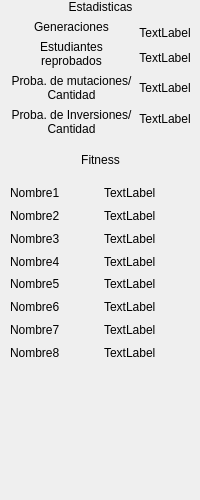
Above: stats.ui from AndreyZartty/TECvsZombies before the change. Below: the same form after it.
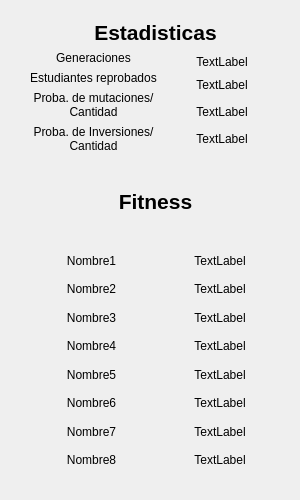
That is the form after the change.

Diff of the .ui file:
```diff
--- a/stats.ui
+++ b/stats.ui
@@ -6,7 +6,7 @@
    <rect>
     <x>0</x>
     <y>0</y>
-    <width>200</width>
+    <width>300</width>
     <height>500</height>
    </rect>
   </property>
@@ -18,20 +18,20 @@
   </property>
   <property name="maximumSize">
    <size>
-    <width>200</width>
+    <width>300</width>
     <height>500</height>
    </size>
   </property>
   <property name="windowTitle">
    <string>Dialog</string>
   </property>
-  <widget class="QWidget" name="">
+  <widget class="QWidget" name="layoutWidget">
    <property name="geometry">
     <rect>
-     <x>10</x>
-     <y>0</y>
-     <width>181</width>
-     <height>361</height>
+     <x>30</x>
+     <y>20</y>
+     <width>251</width>
+     <height>451</height>
     </rect>
    </property>
    <layout class="QVBoxLayout" name="verticalLayout_7">
@@ -41,6 +41,13 @@
        <layout class="QVBoxLayout" name="verticalLayout_3">
         <item>
          <widget class="QLabel" name="label">
+          <property name="font">
+           <font>
+            <pointsize>16</pointsize>
+            <weight>75</weight>
+            <bold>true</bold>
+           </font>
+          </property>
           <property name="text">
            <string>Estadisticas</string>
           </property>
@@ -172,9 +179,22 @@
       </item>
       <item>
        <widget class="QLabel" name="label_2">
+        <property name="font">
+         <font>
+          <pointsize>16</pointsize>
+          <weight>75</weight>
+          <bold>true</bold>
+         </font>
+        </property>
         <property name="text">
          <string>Fitness</string>
         </property>
+        <property name="textFormat">
+         <enum>Qt::PlainText</enum>
+        </property>
+        <property name="scaledContents">
+         <bool>false</bool>
+        </property>
         <property name="alignment">
          <set>Qt::AlignCenter</set>
         </property>
@@ -194,6 +214,9 @@
           <property name="text">
            <string>Nombre1</string>
           </property>
+          <property name="alignment">
+           <set>Qt::AlignCenter</set>
+          </property>
          </widget>
         </item>
         <item>
@@ -201,6 +224,9 @@
           <property name="text">
            <string>Nombre2</string>
           </property>
+          <property name="alignment">
+           <set>Qt::AlignCenter</set>
+          </property>
          </widget>
         </item>
         <item>
@@ -208,6 +234,9 @@
           <property name="text">
            <string>Nombre3</string>
           </property>
+          <property name="alignment">
+           <set>Qt::AlignCenter</set>
+          </property>
          </widget>
         </item>
         <item>
@@ -215,6 +244,9 @@
           <property name="text">
            <string>Nombre4</string>
           </property>
+          <property name="alignment">
+           <set>Qt::AlignCenter</set>
+          </property>
          </widget>
         </item>
         <item>
@@ -222,6 +254,9 @@
           <property name="text">
            <string>Nombre5</string>
           </property>
+          <property name="alignment">
+           <set>Qt::AlignCenter</set>
+          </property>
          </widget>
         </item>
         <item>
@@ -229,6 +264,9 @@
           <property name="text">
            <string>Nombre6</string>
           </property>
+          <property name="alignment">
+           <set>Qt::AlignCenter</set>
+          </property>
          </widget>
         </item>
         <item>
@@ -236,6 +274,9 @@
           <property name="text">
            <string>Nombre7</string>
           </property>
+          <property name="alignment">
+           <set>Qt::AlignCenter</set>
+          </property>
          </widget>
         </item>
         <item>
@@ -243,6 +284,9 @@
           <property name="text">
            <string>Nombre8</string>
           </property>
+          <property name="alignment">
+           <set>Qt::AlignCenter</set>
+          </property>
          </widget>
         </item>
        </layout>
@@ -251,58 +295,106 @@
        <layout class="QVBoxLayout" name="verticalLayout_6">
         <item>
          <widget class="QLabel" name="n1">
+          <property name="layoutDirection">
+           <enum>Qt::RightToLeft</enum>
+          </property>
           <property name="text">
            <string>TextLabel</string>
           </property>
+          <property name="alignment">
+           <set>Qt::AlignCenter</set>
+          </property>
          </widget>
         </item>
         <item>
          <widget class="QLabel" name="n2">
+          <property name="layoutDirection">
+           <enum>Qt::RightToLeft</enum>
+          </property>
           <property name="text">
            <string>TextLabel</string>
           </property>
+          <property name="alignment">
+           <set>Qt::AlignCenter</set>
+          </property>
          </widget>
         </item>
         <item>
          <widget class="QLabel" name="n3">
+          <property name="layoutDirection">
+           <enum>Qt::RightToLeft</enum>
+          </property>
           <property name="text">
            <string>TextLabel</string>
           </property>
+          <property name="alignment">
+           <set>Qt::AlignCenter</set>
+          </property>
          </widget>
         </item>
         <item>
          <widget class="QLabel" name="n4">
+          <property name="layoutDirection">
+           <enum>Qt::RightToLeft</enum>
+          </property>
           <property name="text">
            <string>TextLabel</string>
           </property>
+          <property name="alignment">
+           <set>Qt::AlignCenter</set>
+          </property>
          </widget>
         </item>
         <item>
          <widget class="QLabel" name="n5">
+          <property name="layoutDirection">
+           <enum>Qt::RightToLeft</enum>
+          </property>
           <property name="text">
            <string>TextLabel</string>
           </property>
+          <property name="alignment">
+           <set>Qt::AlignCenter</set>
+          </property>
          </widget>
         </item>
         <item>
          <widget class="QLabel" name="n6">
+          <property name="layoutDirection">
+           <enum>Qt::RightToLeft</enum>
+          </property>
           <property name="text">
            <string>TextLabel</string>
           </property>
+          <property name="alignment">
+           <set>Qt::AlignCenter</set>
+          </property>
          </widget>
         </item>
         <item>
          <widget class="QLabel" name="n7">
+          <property name="layoutDirection">
+           <enum>Qt::RightToLeft</enum>
+          </property>
           <property name="text">
            <string>TextLabel</string>
           </property>
+          <property name="alignment">
+           <set>Qt::AlignCenter</set>
+          </property>
          </widget>
         </item>
         <item>
          <widget class="QLabel" name="n8">
+          <property name="layoutDirection">
+           <enum>Qt::RightToLeft</enum>
+          </property>
           <property name="text">
            <string>TextLabel</string>
           </property>
+          <property name="alignment">
+           <set>Qt::AlignCenter</set>
+          </property>
          </widget>
         </item>
        </layout>
```
Left out of the diff: 3 changed lines with no effect on the pictures.
